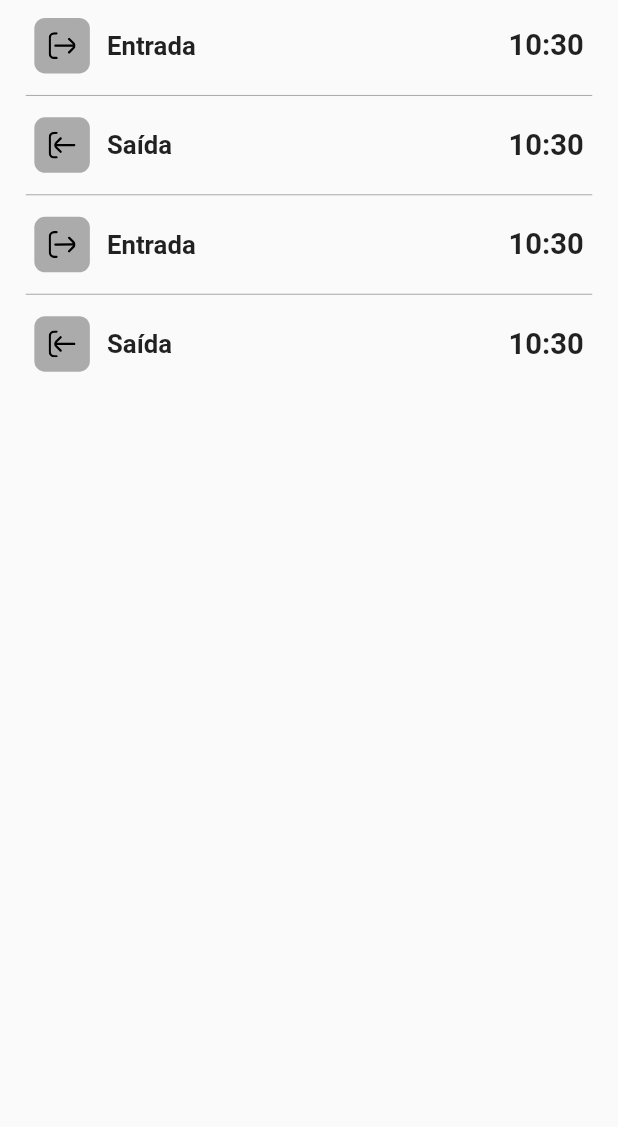
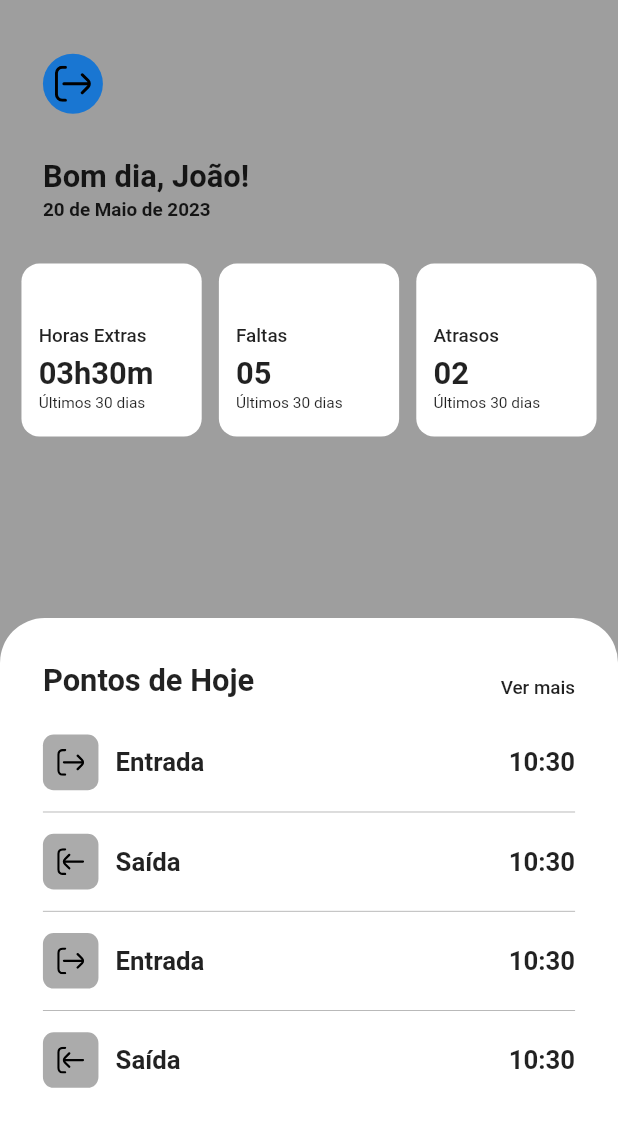
Before and after one commit to MarcalDev/check_point, a Flutter app: the screen it shows after launch, on a phone screen of 412 x 824 dp. Shown: the top 1127 px of the screen. Run offline on Flutter 3.47's test engine with Material 2 defaults, Android fonts, the light colour scheme and no system bars; our stand-ins replace flutter_screenutil, flutter_svg.

Commit message:
Ajustes para cards da home

```diff
--- a/lib/2-app/modules/home/pages/home_page.dart
+++ b/lib/2-app/modules/home/pages/home_page.dart
@@ -1,6 +1,13 @@
+import 'package:check_point/2-app/shared/widgets/text_widget.dart';
+import 'package:check_point/2-app/util/app_text_fonts.dart';
 import 'package:flutter/material.dart';
+import 'package:flutter_screenutil/flutter_screenutil.dart';
 
+import '../../../../1-base/enums/check_in_type_enum.dart';
+import '../../../util/app_colors.dart';
+import '../../../util/app_formaters.dart';
 import '../widgets/home_background_widget.dart';
+import '../widgets/home_check_in_card_widget.dart';
 
 class HomePage extends StatefulWidget {
   const HomePage({super.key});
@@ -12,10 +19,48 @@ class HomePage extends StatefulWidget {
 class _HomePageState extends State<HomePage> {
   @override
   Widget build(BuildContext context) {
-    return const HomeBackgroundWidget(
-      child: Column(children: [
-
-      ]),
+    return HomeBackgroundWidget(
+      child: Padding(
+        padding: EdgeInsets.symmetric(vertical: 25.h, horizontal: 25.w),
+        child: Column(
+          crossAxisAlignment: CrossAxisAlignment.start,
+          children: [
+            Row(
+              crossAxisAlignment: CrossAxisAlignment.end,
+              mainAxisAlignment: MainAxisAlignment.spaceBetween,
+              children: [
+                TextWidget(text: 'Pontos de Hoje', fontSize: AppTextFonts.pageTitleFont, fontWeight: FontWeight.w600),
+                TextWidget(text: 'Ver mais', fontSize: AppTextFonts.detailTextFont, fontWeight: FontWeight.w500),
+              ],
+            ),
+            SizedBox(
+              height: 10.h,
+            ),
+            Expanded(
+              child: ListView.builder(
+                itemCount: 4,
+                itemBuilder: (context, index) {
+                return Column(
+                  children: [
+                    HomeCheckInCardWidget(
+                  checkInTime: AppFormaters.timeToString(DateTime.now()),
+                  checkInType: index % 2 == 0 ? CheckInType.checkIn : CheckInType.checkOut,
+                ),
+                index != 3 ?
+                Padding(
+                  padding: EdgeInsets.symmetric(vertical: 2.h),
+                  child: Container(
+                    color: AppColors.lightGreyColor,
+                    height: 0.4.h,
+                  ),
+                ) : const SizedBox()
+                  ],
+                );
+              },),
+            ),
+          ],
+        ),
+      ),
     );
   }
 }
--- a/lib/2-app/modules/home/widgets/home_background_widget.dart
+++ b/lib/2-app/modules/home/widgets/home_background_widget.dart
@@ -1,11 +1,12 @@
-import 'package:check_point/1-base/enums/check_in_type_enum.dart';
+import 'package:check_point/2-app/shared/widgets/text_widget.dart';
+import 'package:check_point/2-app/util/app_assets.dart';
 import 'package:check_point/2-app/util/app_colors.dart';
-import 'package:check_point/2-app/util/app_formaters.dart';
+import 'package:check_point/2-app/util/app_text_fonts.dart';
 import 'package:flutter/material.dart';
 import 'package:flutter_screenutil/flutter_screenutil.dart';
+import 'package:flutter_svg/svg.dart';
 
-import 'home_check_in_card_widget.dart';
-
+import 'home_info_card_widget.dart';
 
 class HomeBackgroundWidget extends StatefulWidget {
   final Widget child;
@@ -21,33 +22,73 @@ class _HomeBackgroundWidgetState extends State<HomeBackgroundWidget> {
     return Material(
       child: SafeArea(
         child: Scaffold(
-          body: Column(children: [
-            widget.child,
-            Expanded(
-              child: ListView.builder(
-                itemCount: 4,
-                itemBuilder: (context, index) {
-                return Column(
-                  children: [
-                    HomeCheckInCardWidget(
-                  checkInTime: AppFormaters.timeToString(DateTime.now()),
-                  checkInType: index % 2 == 0 ? CheckInType.checkIn : CheckInType.checkOut,
-                ),
-                index != 3 ?
-                Padding(
-                  padding: EdgeInsets.symmetric(horizontal: 15.w, vertical: 2.h),
-                  child: Container(
-                    color: AppColors.lightGreyColor,
-                    height: 0.5.h,
+          body: Container(
+            color: AppColors.lightGreyColor,
+            child: Padding(
+              padding: EdgeInsets.only(top: 30.h,),
+              child: Column(
+                mainAxisSize: MainAxisSize.max,
+                crossAxisAlignment: CrossAxisAlignment.start,
+                children: [
+                  Align(
+                    alignment: Alignment.topLeft,
+                    child: Padding(
+                      padding: EdgeInsets.symmetric(horizontal: 25.w),
+                      child: Row(
+                        children: [
+                          CircleAvatar(
+                            child: SvgPicture.asset(AppAssets.exitIcon),
+                          ),
+                          // SizedBox(width: 10.w,),
+                          // TextWidget(text: 'Bom Dia, João', textColor: AppColors.whiteColor, fontSize: AppTextFonts.cardTitleFont, fontWeight: FontWeight.bold,)
+                        ],
+                      ),
+                    ),
                   ),
-                ) : SizedBox()
-                  ],
-                );
-              },),
-            )
-          ]),
+                  SizedBox(
+                    height: 25.h,
+                  ),
+                  Padding(
+                    padding: EdgeInsets.symmetric(horizontal: 25.w),
+                    child: Column(
+                      crossAxisAlignment: CrossAxisAlignment.start,
+                      children: [
+                         TextWidget(text:'Bom dia, João!', fontSize: AppTextFonts.pageTitleFont, fontWeight: FontWeight.bold),
+                    SizedBox(height: 2.h,),
+                    TextWidget(text: '20 de Maio de 2023', fontSize: AppTextFonts.detailTextFont, fontWeight: FontWeight.w600),
+                      ],
+                    ),
+                  ),
+                  SizedBox(height: 25.w),
+                  Row(
+                    mainAxisSize: MainAxisSize.max,
+                    mainAxisAlignment: MainAxisAlignment.center,
+                    children: [
+                      HomeInfoCardWidget(title: 'Horas Extras', value: '03h30m', period: 'Últimos 30 dias'),
+                      SizedBox(width: 10.w),
+                      HomeInfoCardWidget(title: 'Faltas', value: '05', period: 'Últimos 30 dias'),
+                      SizedBox(width: 10.w),
+                      HomeInfoCardWidget(title: 'Atrasos', value: '02', period: 'Últimos 30 dias'),
+                    ],
+                  ),
+                  Expanded(
+                    child: Align(
+                      alignment: Alignment.bottomCenter,
+                      child: Container(
+                        decoration: BoxDecoration(
+                          borderRadius: BorderRadius.only(topLeft:  Radius.circular(25.h), topRight:  Radius.circular(25.h)),
+                          color: AppColors.whiteColor
+                        ),
+                        height: MediaQuery.of(context).size.height / 2,
+                        child: widget.child,
+                      ),
+                    ),
+                  ),
+                ],
+              ),
+            )),
+          ),
         ),
-      ),
     );
   }
 }
--- a/lib/2-app/modules/home/widgets/home_check_in_card_widget.dart
+++ b/lib/2-app/modules/home/widgets/home_check_in_card_widget.dart
@@ -17,7 +17,7 @@ class HomeCheckInCardWidget extends StatelessWidget {
   @override
   Widget build(BuildContext context) {
     return Container(
-      padding: EdgeInsets.symmetric(horizontal: 20.w, vertical: 10.h),
+      padding: EdgeInsets.symmetric(vertical: 10.h),
       child: Row(
         children: [
           Container(
@@ -33,7 +33,7 @@ class HomeCheckInCardWidget extends StatelessWidget {
           Expanded(
             child: Align(
               alignment: Alignment.centerRight,
-              child: TextWidget(text: checkInTime, fontSize: AppTextFonts.cardTimeFont, fontWeight: FontWeight.bold,)
+              child: TextWidget(text: checkInTime, fontSize: AppTextFonts.cardTitleFont, fontWeight: FontWeight.bold,)
               )
               ),
         ],
--- /dev/null
+++ b/lib/2-app/modules/home/widgets/home_info_card_widget.dart
@@ -0,0 +1,36 @@
+import 'package:check_point/2-app/shared/widgets/text_widget.dart';
+import 'package:check_point/2-app/util/app_colors.dart';
+import 'package:check_point/2-app/util/app_text_fonts.dart';
+import 'package:flutter/material.dart';
+import 'package:flutter_screenutil/flutter_screenutil.dart';
+
+class HomeInfoCardWidget extends StatelessWidget {
+  final String title;
+  final String value;
+  final String period;
+  const HomeInfoCardWidget({super.key, required this.title, required this.value, required this.period});
+
+  @override
+  Widget build(BuildContext context) {
+    return Container(
+      width: 105.w,
+      decoration: BoxDecoration(
+        color: AppColors.whiteColor,
+        borderRadius: BorderRadius.all(Radius.circular(10.h))
+      ),
+      padding: EdgeInsets.fromLTRB( 10.w,  35.w,  10.w,  15.w),
+      child: Column(
+        mainAxisSize: MainAxisSize.min,
+        mainAxisAlignment: MainAxisAlignment.end,
+        crossAxisAlignment: CrossAxisAlignment.start,
+        children: [
+          TextWidget(text: title, fontSize: AppTextFonts.detailTextFont,  fontWeight: FontWeight.w500),
+          SizedBox(height: 5.h,),
+          TextWidget(text: value, fontWeight: FontWeight.bold, fontSize: AppTextFonts.pageTitleFont,),
+          SizedBox(height: 1.h,),
+          TextWidget(text: period, fontSize: AppTextFonts.smallTextFont)
+        ],
+      ),
+    );
+  }
+}
--- a/lib/2-app/util/app_text_fonts.dart
+++ b/lib/2-app/util/app_text_fonts.dart
@@ -1,9 +1,12 @@
 import 'package:flutter_screenutil/flutter_screenutil.dart';
 
 class AppTextFonts {
+  static double giantTitleFont = 27.sp;
   static double pageTitleFont = 18.sp;
+  static double cardTimeFont = 17.sp;
   static double buttonTextFont = 16.sp;
   static double textFieldFont = 15.sp;
   static double cardTitleFont = 15.sp;
-  static double cardTimeFont = 17.sp;
+  static double detailTextFont = 11.sp;
+  static double smallTextFont = 9.sp;
 }
```
